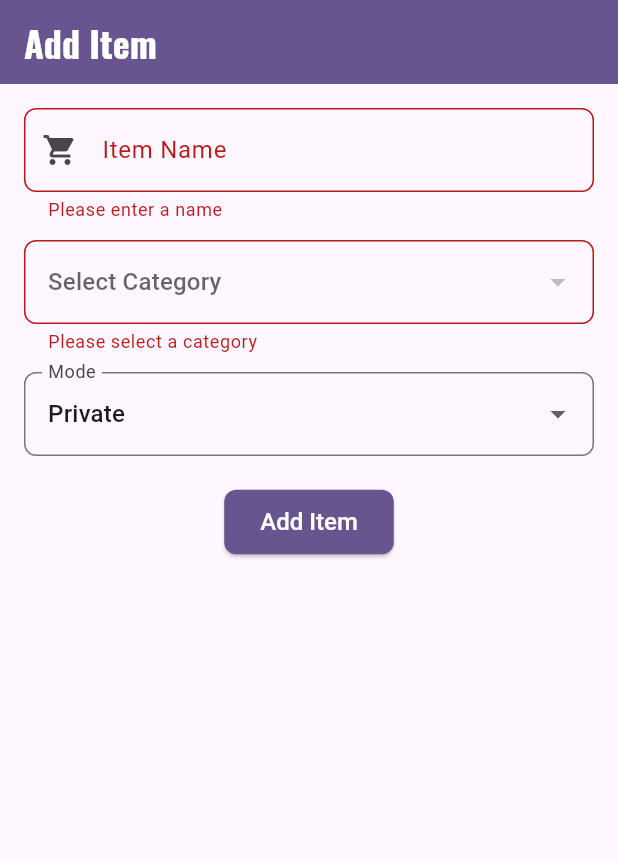
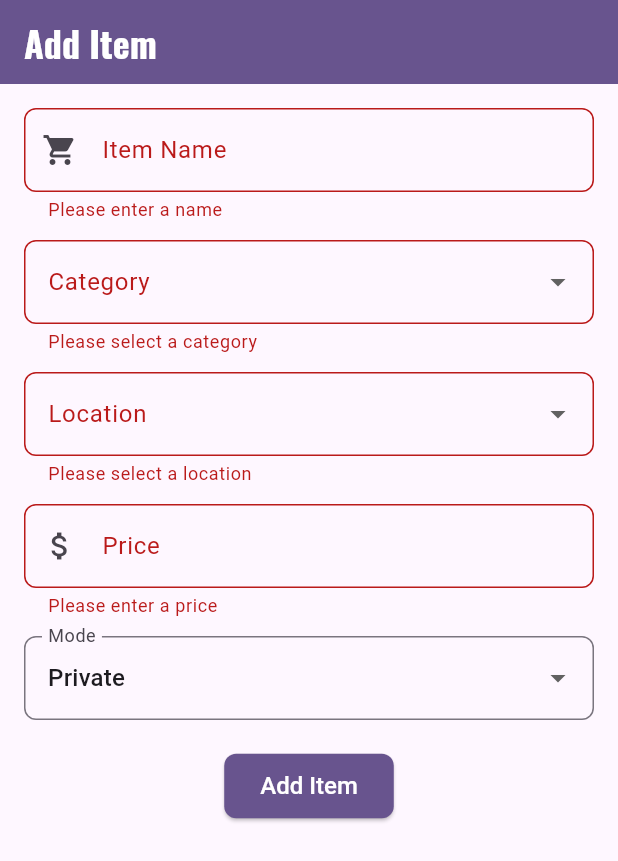
Before and after one commit to Yaya-Go/price-tracker, a Flutter app: the AddItemScreen screen opened by its route, after a tap on "Add Item", on a phone screen of 412 x 824 dp. Shown: the top 861 px of the screen. Run offline on Flutter 3.47's test engine with Material 3 defaults, Android fonts, the phone set to English and light mode, and no system bars; our stand-ins replace cloud_firestore, firebase_auth, firebase_core, go_router, google_fonts; accounts and stored records are empty.

```diff
--- /dev/null
+++ b/devtools_options.yaml
@@ -0,0 +1,3 @@
+description: This file stores settings for Dart & Flutter DevTools.
+documentation: https://docs.flutter.dev/tools/devtools/extensions#configure-extension-enablement-states
+extensions:
--- /dev/null
+++ b/firestore.indexes.json
@@ -0,0 +1,4 @@
+{
+  "indexes": [],
+  "fieldOverrides": []
+}
--- a/lib/main.dart
+++ b/lib/main.dart
@@ -3,23 +3,35 @@ import 'package:firebase_core/firebase_core.dart';
 import 'package:price_tracker/src/config/theme.dart';
 import 'package:price_tracker/src/navigation/app_router.dart';
 import 'package:price_tracker/src/providers/auth_provider.dart';
+import 'package:price_tracker/src/providers/location_provider.dart';
+import 'package:price_tracker/src/providers/theme_provider.dart';
+import 'package:price_tracker/src/services/firestore_service.dart';
 import 'package:provider/provider.dart';
+import 'firebase_options.dart';
 
 void main() async {
   WidgetsFlutterBinding.ensureInitialized();
-  await Firebase.initializeApp();
-  runApp(const MyApp());
+  await Firebase.initializeApp(
+    options: DefaultFirebaseOptions.currentPlatform,
+  );
+  final firestoreService = FirestoreService();
+  await firestoreService.seedCategories();
+  await firestoreService.seedLocations();
+  runApp(MyApp(firestoreService: firestoreService));
 }
 
 class MyApp extends StatelessWidget {
-  const MyApp({super.key});
+  final FirestoreService firestoreService;
+  const MyApp({super.key, required this.firestoreService});
 
   @override
   Widget build(BuildContext context) {
     return MultiProvider(
       providers: [
+        Provider<FirestoreService>.value(value: firestoreService),
         ChangeNotifierProvider(create: (_) => AuthProvider()),
         ChangeNotifierProvider(create: (_) => ThemeProvider()),
+        ChangeNotifierProvider(create: (context) => LocationProvider(context.read<FirestoreService>())),
       ],
       child: Consumer<ThemeProvider>(
         builder: (context, themeProvider, child) {
@@ -29,20 +41,10 @@ class MyApp extends StatelessWidget {
             darkTheme: AppTheme.darkTheme,
             themeMode: themeProvider.themeMode,
             routerConfig: router,
+            debugShowCheckedModeBanner: false,
           );
         },
       ),
     );
   }
 }
-
-class ThemeProvider with ChangeNotifier {
-  ThemeMode _themeMode = ThemeMode.system;
-
-  ThemeMode get themeMode => _themeMode;
-
-  void toggleTheme() {
-    _themeMode = _themeMode == ThemeMode.light ? ThemeMode.dark : ThemeMode.light;
-    notifyListeners();
-  }
-}
--- a/lib/src/providers/auth_provider.dart
+++ b/lib/src/providers/auth_provider.dart
@@ -10,9 +10,14 @@ class AuthProvider with ChangeNotifier {
   AuthStatus _status = AuthStatus.unauthenticated;
   String? _errorMessage;
 
+  // Simple list of admin UIDs for demonstration.
+  // For a production app, use a more secure method like Firebase Custom Claims.
+  final List<String> _adminUids = ['REPLACE_WITH_YOUR_ADMIN_UID']; // TODO: Replace with a real Admin UID
+
   User? get user => _user;
   AuthStatus get status => _status;
   String? get errorMessage => _errorMessage;
+  bool get isAdmin => _user != null && _adminUids.contains(_user!.uid);
 
   AuthProvider() {
     _authService.authStateChanges.listen((User? user) {
--- /dev/null
+++ b/lib/src/providers/location_provider.dart
@@ -0,0 +1,21 @@
+import 'package:flutter/material.dart';
+import 'package:price_tracker/src/models/location_model.dart';
+import 'package:price_tracker/src/services/firestore_service.dart';
+
+class LocationProvider with ChangeNotifier {
+  final FirestoreService _firestoreService;
+  Map<String, Location> _locations = {};
+
+  LocationProvider(this._firestoreService) {
+    _firestoreService.getLocations().listen((locations) {
+      _locations = {for (var loc in locations) loc.id: loc};
+      notifyListeners();
+    });
+  }
+
+  Map<String, Location> get locations => _locations;
+
+  String getLocationName(String locationId) {
+    return _locations[locationId]?.name ?? 'Unknown Location';
+  }
+}
--- a/lib/src/services/auth_service.dart
+++ b/lib/src/services/auth_service.dart
@@ -1,3 +1,4 @@
+import 'dart:developer' as developer;
 import 'package:firebase_auth/firebase_auth.dart';
 
 class AuthService {
@@ -13,7 +14,7 @@ class AuthService {
       );
       return result.user;
     } catch (e) {
-      print(e.toString());
+      developer.log(e.toString());
       return null;
     }
   }
@@ -26,7 +27,7 @@ class AuthService {
       );
       return result.user;
     } catch (e) {
-      print(e.toString());
+      developer.log(e.toString());
       return null;
     }
   }
--- a/lib/src/ui/theme.dart
+++ /dev/null
@@ -1,56 +0,0 @@
-import 'package:flutter/material.dart';
-import 'package:google_fonts/google_fonts.dart';
-
-const Color primarySeedColor = Colors.deepPurple;
-
-final TextTheme appTextTheme = TextTheme(
-  displayLarge: GoogleFonts.oswald(fontSize: 57, fontWeight: FontWeight.bold),
-  titleLarge: GoogleFonts.roboto(fontSize: 22, fontWeight: FontWeight.w500),
-  bodyMedium: GoogleFonts.openSans(fontSize: 14),
-);
-
-final ThemeData lightTheme = ThemeData(
-  useMaterial3: true,
-  colorScheme: ColorScheme.fromSeed(
-    seedColor: primarySeedColor,
-    brightness: Brightness.light,
-  ),
-  textTheme: appTextTheme,
-  appBarTheme: AppBarTheme(
-    backgroundColor: primarySeedColor,
-    foregroundColor: Colors.white,
-    titleTextStyle: GoogleFonts.oswald(fontSize: 24, fontWeight: FontWeight.bold),
-  ),
-  elevatedButtonTheme: ElevatedButtonThemeData(
-    style: ElevatedButton.styleFrom(
-      foregroundColor: Colors.white,
-      backgroundColor: primarySeedColor,
-      shape: RoundedRectangleBorder(borderRadius: BorderRadius.circular(8)),
-      padding: const EdgeInsets.symmetric(horizontal: 24, vertical: 12),
-      textStyle: GoogleFonts.roboto(fontSize: 16, fontWeight: FontWeight.w500),
-    ),
-  ),
-);
-
-final ThemeData darkTheme = ThemeData(
-  useMaterial3: true,
-  colorScheme: ColorScheme.fromSeed(
-    seedColor: primarySeedColor,
-    brightness: Brightness.dark,
-  ),
-  textTheme: appTextTheme,
-  appBarTheme: AppBarTheme(
-    backgroundColor: Colors.grey[900],
-    foregroundColor: Colors.white,
-    titleTextStyle: GoogleFonts.oswald(fontSize: 24, fontWeight: FontWeight.bold),
-  ),
-  elevatedButtonTheme: ElevatedButtonThemeData(
-    style: ElevatedButton.styleFrom(
-      foregroundColor: Colors.black,
-      backgroundColor: primarySeedColor.shade200,
-      shape: RoundedRectangleBorder(borderRadius: BorderRadius.circular(8)),
-      padding: const EdgeInsets.symmetric(horizontal: 24, vertical: 12),
-      textStyle: GoogleFonts.roboto(fontSize: 16, fontWeight: FontWeight.w500),
-    ),
-  ),
-);
--- a/lib/src/views/screens/add_item_screen.dart
+++ b/lib/src/views/screens/add_item_screen.dart
@@ -2,6 +2,8 @@ import 'package:flutter/material.dart';
 import 'package:go_router/go_router.dart';
 import 'package:price_tracker/src/models/category_model.dart';
 import 'package:price_tracker/src/models/item_model.dart';
+import 'package:price_tracker/src/models/location_model.dart';
+import 'package:price_tracker/src/models/price_model.dart';
 import 'package:price_tracker/src/services/firestore_service.dart';
 import 'package:provider/provider.dart';
 import 'package:price_tracker/src/providers/auth_provider.dart';
@@ -17,12 +19,14 @@ class AddItemScreen extends StatefulWidget {
 class _AddItemScreenState extends State<AddItemScreen> {
   final _formKey = GlobalKey<FormState>();
   final _nameController = TextEditingController();
-  String? _selectedCategoryId;
+  final _priceController = TextEditingController();
+  Category? _selectedCategory;
+  Location? _selectedLocation;
   String _mode = 'private';
 
   @override
   Widget build(BuildContext context) {
-    final firestoreService = FirestoreService();
+    final firestoreService = Provider.of<FirestoreService>(context);
     final authProvider = Provider.of<AuthProvider>(context, listen: false);
 
     return Scaffold(
@@ -43,27 +47,63 @@ class _AddItemScreenState extends State<AddItemScreen> {
                 stream: firestoreService.getCategories(),
                 builder: (context, snapshot) {
                   if (!snapshot.hasData) {
-                    return const CircularProgressIndicator();
+                    return const Center(child: CircularProgressIndicator());
                   }
                   final categories = snapshot.data!;
-                  return DropdownButtonFormField<String>(
-                    initialValue: _selectedCategoryId,
-                    hint: const Text('Select Category'),
+                  return DropdownButtonFormField<Category>(
+                    value: _selectedCategory,
+                    decoration: const InputDecoration(labelText: 'Category'),
+                    items: categories.map((category) {
+                      return DropdownMenuItem<Category>(
+                        value: category,
+                        child: Text(category.name),
+                      );
+                    }).toList(),
                     onChanged: (value) {
                       setState(() {
-                        _selectedCategoryId = value;
+                        _selectedCategory = value;
                       });
                     },
-                    items: categories.map((category) {
-                      return DropdownMenuItem(value: category.id, child: Text(category.name));
-                    }).toList(),
                     validator: (value) => value == null ? 'Please select a category' : null,
                   );
                 },
               ),
               const SizedBox(height: 12),
+              StreamBuilder<List<Location>>(
+                stream: firestoreService.getLocations(),
+                builder: (context, snapshot) {
+                  if (!snapshot.hasData) {
+                    return const Center(child: CircularProgressIndicator());
+                  }
+                  final locations = snapshot.data!;
+                  return DropdownButtonFormField<Location>(
+                    value: _selectedLocation,
+                    decoration: const InputDecoration(labelText: 'Location'),
+                    items: locations.map((location) {
+                      return DropdownMenuItem<Location>(
+                        value: location,
+                        child: Text(location.name),
+                      );
+                    }).toList(),
+                    onChanged: (value) {
+                      setState(() {
+                        _selectedLocation = value;
+                      });
+                    },
+                    validator: (value) => value == null ? 'Please select a location' : null,
+                  );
+                },
+              ),
+              const SizedBox(height: 12),
+              TextFormField(
+                controller: _priceController,
+                decoration: const InputDecoration(labelText: 'Price', prefixIcon: Icon(Icons.attach_money)),
+                keyboardType: TextInputType.number,
+                validator: (value) => value!.isEmpty ? 'Please enter a price' : null,
+              ),
+              const SizedBox(height: 12),
               DropdownButtonFormField<String>(
-                initialValue: _mode,
+                value: _mode,
                 decoration: const InputDecoration(labelText: 'Mode'),
                 onChanged: (value) {
                   setState(() {
@@ -79,17 +119,30 @@ class _AddItemScreenState extends State<AddItemScreen> {
               ElevatedButton(
                 onPressed: () async {
                   if (_formKey.currentState!.validate()) {
+                    final router = GoRouter.of(context);
                     final newItem = Item(
                       id: '', // Firestore will generate an ID
                       name: _nameController.text,
-                      categoryId: _selectedCategoryId!,
+                      categoryId: _selectedCategory!.id,
                       lastModified: Timestamp.now(),
                       createdAt: Timestamp.now(),
                       mode: _mode,
                       createdBy: authProvider.user!.uid,
                     );
-                    await firestoreService.addItem(newItem);
-                    context.pop();
+                    final newItemId = await firestoreService.addItem(newItem);
+
+                    final newPrice = Price(
+                      id: '',
+                      itemId: newItemId,
+                      value: double.parse(_priceController.text),
+                      locationId: _selectedLocation!.id,
+                      lastModified: Timestamp.now(),
+                      createdAt: Timestamp.now(),
+                      createdBy: authProvider.user!.uid,
+                    );
+                    await firestoreService.addPrice(newPrice);
+
+                    router.pop();
                   }
                 },
                 child: const Text('Add Item'),
--- a/pubspec.yaml
+++ b/pubspec.yaml
@@ -16,12 +16,12 @@ dependencies:
   provider: ^6.1.5+1
   go_router: ^16.3.0
   google_fonts: ^6.3.2
-  intl: ^0.19.0
+  intl: ^0.20.2
 
 dev_dependencies:
   flutter_test:
     sdk: flutter
-  flutter_lints: ^5.0.0
+  flutter_lints: ^6.0.0
 
 flutter:
   uses-material-design: true
```
Also changed, not shown: lib/src/providers/theme_provider.dart (added, +13 -0 lines), lib/src/services/firestore_service.dart (+71 -9 lines), lib/src/views/screens/add_price_screen.dart (+29 -24 lines), lib/src/views/screens/admin_screen.dart (+19 -7 lines), lib/src/views/screens/home_screen.dart (+6 -5 lines), lib/src/views/screens/item_detail_screen.dart (+6 -2 lines), firebase.json (added), lib/firebase_options.dart (added), pubspec.lock, 9 other files.
